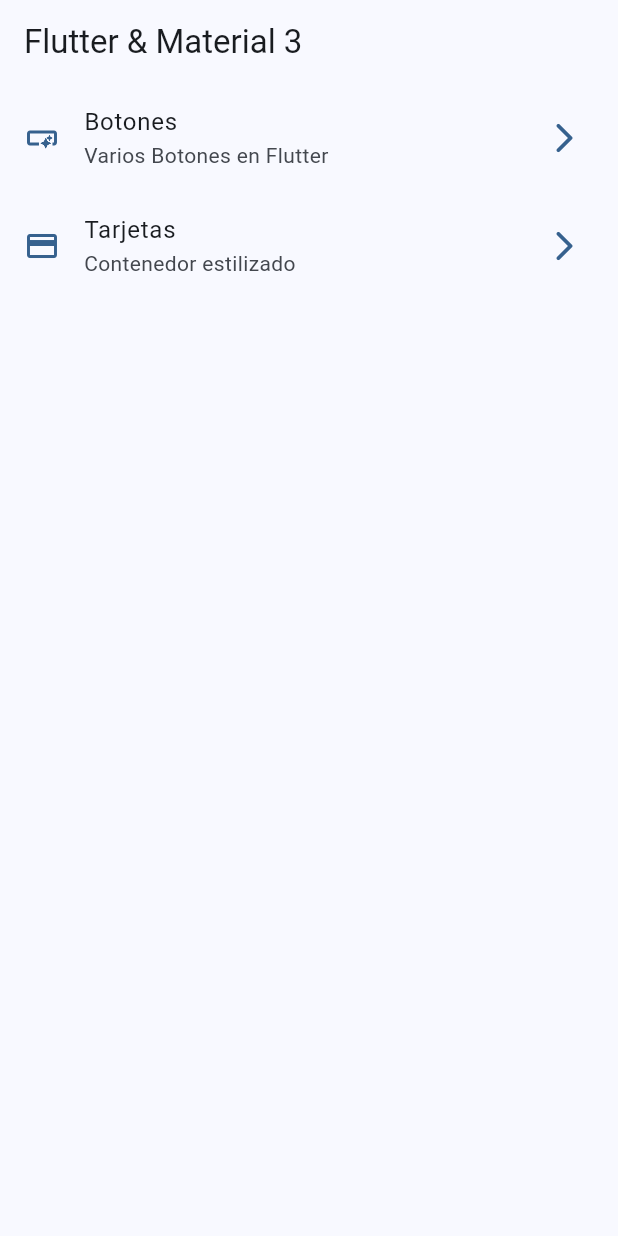
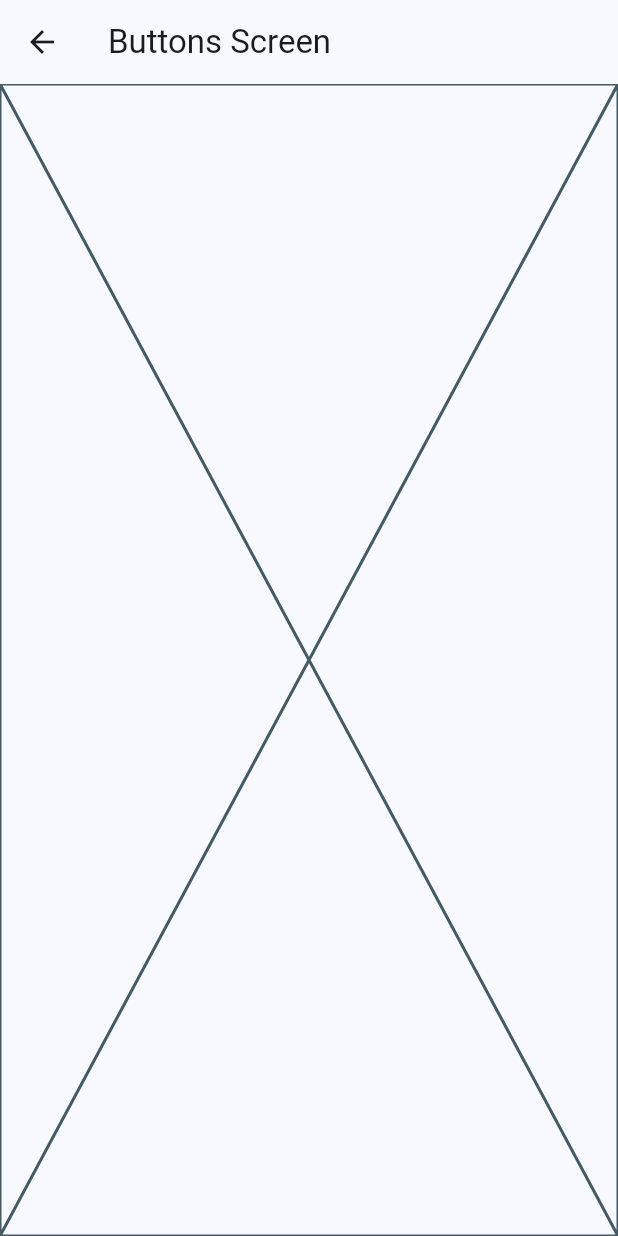
Before and after one commit to Thealexander/widgetapp, a Flutter app: the screen it shows after launch, after a tap on "Botones", on a phone screen of 412 x 824 dp. Run offline on Flutter 3.47's test engine with Material 3 defaults, Android fonts, the phone set to English and light mode, and no system bars.

Commit message:
basico de rutas

```diff
--- a/lib/main.dart
+++ b/lib/main.dart
@@ -1,5 +1,7 @@
 import 'package:flutter/material.dart';
 import 'package:widgetapp/config/theme/app_theme.dart';
+import 'package:widgetapp/presentation/screens/buttons/buttons_screen.dart';
+import 'package:widgetapp/presentation/screens/cards/cards_screen.dart';
 import 'package:widgetapp/presentation/screens/home/home_screen.dart';
 
 void main() {
@@ -12,8 +14,11 @@ class MainApp extends StatelessWidget {
   @override
   Widget build(BuildContext context) {
     return MaterialApp(
-      theme: AppTheme(selectedColor: 0).getTheme(),
-      home: const HomeScreen(),
-    );
+        theme: AppTheme(selectedColor: 0).getTheme(),
+        home: const HomeScreen(),
+        routes: {
+          '/buttons': (context) => const ButtonsScreen(),
+          '/cards': (context) => const CardsScreen(),
+        });
   }
 }
--- /dev/null
+++ b/lib/presentation/screens/buttons/buttons_screen.dart
@@ -0,0 +1,15 @@
+import 'package:flutter/material.dart';
+
+class ButtonsScreen extends StatelessWidget {
+  const ButtonsScreen({super.key});
+
+  @override
+  Widget build(BuildContext context) {
+    return Scaffold(
+      appBar: AppBar(
+        title: const Text('Buttons Screen'),
+      ),
+      body: const Placeholder(),
+    );
+  }
+}
--- a/lib/presentation/screens/home/home_screen.dart
+++ b/lib/presentation/screens/home/home_screen.dart
@@ -1,5 +1,6 @@
 import 'package:flutter/material.dart';
 import 'package:widgetapp/config/menu/menu_items.dart';
+import 'package:widgetapp/presentation/screens/buttons/buttons_screen.dart';
 
 class HomeScreen extends StatelessWidget {
   const HomeScreen({super.key});
@@ -44,7 +45,12 @@ class _CustomListTitle extends StatelessWidget {
       title: Text(menuItem.title),
       subtitle: Text(menuItem.subTitle),
       onTap: () {
-        ///todo: navegar otras pantallas
+        /*
+        Navigator.of(context).push(MaterialPageRoute(
+          builder: (context) => const ButtonsScreen(),
+        ));
+        */
+        Navigator.pushNamed(context, menuItem.link);
       },
     );
   }
```
Also changed, not shown: lib/presentation/screens/cards/cards_screen.dart (added, +15 -0 lines).
